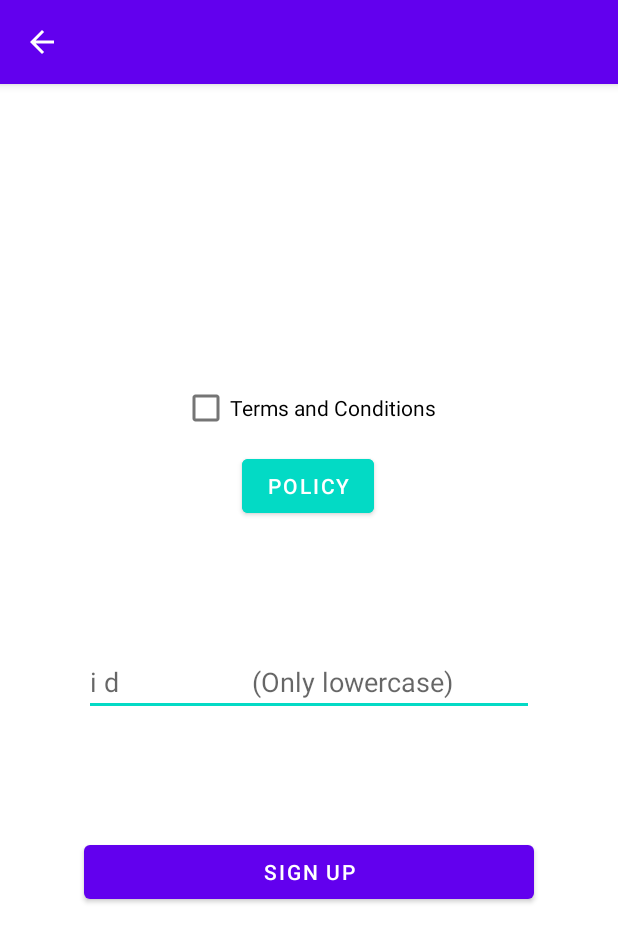
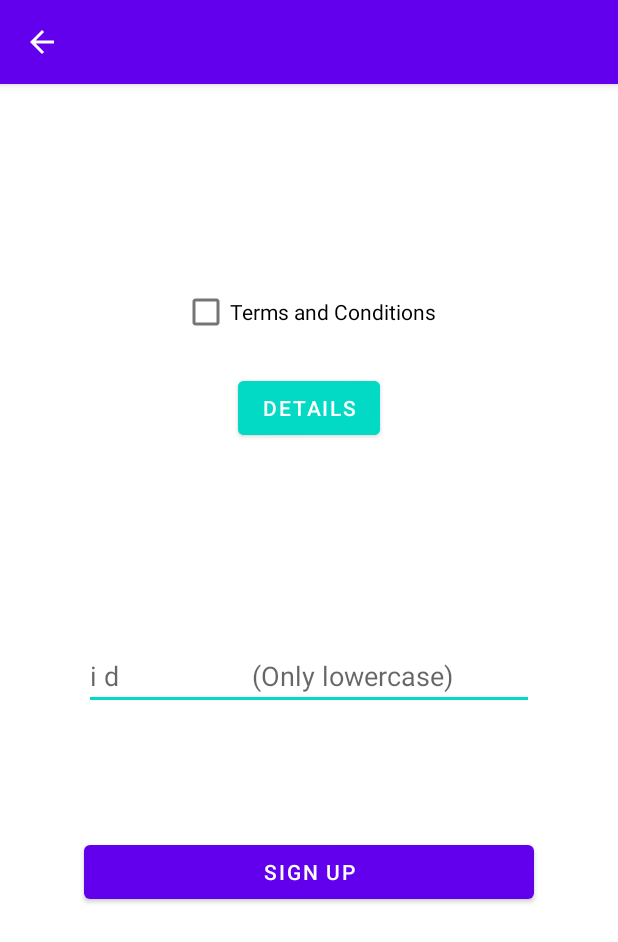
Before and after one commit to devLupin/Face-Recognition, an Android app: the SignupActivity screen opened directly, with no data from a screen before it, on a phone screen of 412 x 824 dp. Shown: the top 942 px of the screen. Run offline under Robolectric (Android 15) with nearby library versions, the phone set to English and light mode, and no system bars.

Commit message:
Add Terms and Conditions layout

```diff
--- a/app/src/main/res/layout/activity_signup.xml
+++ b/app/src/main/res/layout/activity_signup.xml
@@ -6,26 +6,39 @@
     android:layout_height="match_parent"
     tools:context=".SignupActivity">
 
-    <CheckBox
-        android:id="@+id/terms_conditions"
-        android:layout_width="wrap_content"
-        android:layout_height="wrap_content"
-        android:layout_marginTop="192dp"
-        android:text="Terms and Conditions"
-        app:layout_constraintEnd_toEndOf="parent"
-        app:layout_constraintStart_toStartOf="parent"
-        app:layout_constraintTop_toTopOf="parent" />
 
     <EditText
         android:id="@+id/id_txt"
         android:layout_width="300dp"
         android:layout_height="wrap_content"
         android:layout_marginStart="8dp"
-        android:layout_marginTop="184dp"
+        android:layout_marginTop="180dp"
         android:layout_marginEnd="8dp"
         android:ems="10"
         android:hint="i d                   (Only lowercase)"
         android:inputType="textPersonName"
+        app:layout_constraintEnd_toEndOf="@+id/policy_btn"
+        app:layout_constraintHorizontal_bias="0.502"
+        app:layout_constraintStart_toStartOf="@+id/policy_btn"
+        app:layout_constraintTop_toTopOf="@+id/policy_btn" />
+
+    <CheckBox
+        android:id="@+id/terms_conditions"
+        android:layout_width="wrap_content"
+        android:layout_height="wrap_content"
+        android:layout_marginTop="128dp"
+        android:text="Terms and Conditions"
+        app:layout_constraintEnd_toEndOf="parent"
+        app:layout_constraintStart_toStartOf="parent"
+        app:layout_constraintTop_toTopOf="parent" />
+
+    <Button
+        android:id="@+id/policy_btn"
+        android:layout_width="wrap_content"
+        android:layout_height="wrap_content"
+        android:layout_marginTop="64dp"
+        android:backgroundTint="#FF03DAC5"
+        android:text="details"
         app:layout_constraintEnd_toEndOf="@+id/terms_conditions"
         app:layout_constraintStart_toStartOf="@+id/terms_conditions"
         app:layout_constraintTop_toTopOf="@+id/terms_conditions" />
@@ -34,23 +47,11 @@
         android:id="@+id/sign_up_btn"
         android:layout_width="0dp"
         android:layout_height="wrap_content"
-        android:layout_marginTop="80dp"
+        android:layout_marginTop="84dp"
         android:text="Sign up"
         app:layout_constraintEnd_toEndOf="@+id/id_txt"
+        app:layout_constraintHorizontal_bias="0.0"
         app:layout_constraintStart_toStartOf="@+id/id_txt"
         app:layout_constraintTop_toBottomOf="@+id/id_txt" />
 
-    <Button
-        android:id="@+id/policy_btn"
-        android:layout_width="wrap_content"
-        android:layout_height="wrap_content"
-        android:layout_marginTop="4dp"
-        android:text="policy"
-        android:backgroundTint="#FF03DAC5"
-        app:layout_constraintEnd_toEndOf="@+id/terms_conditions"
-        app:layout_constraintHorizontal_bias="0.493"
-        app:layout_constraintRight_toRightOf="parent"
-        app:layout_constraintStart_toStartOf="@+id/terms_conditions"
-        app:layout_constraintTop_toBottomOf="@+id/terms_conditions" />
-
 </androidx.constraintlayout.widget.ConstraintLayout>
```
Also changed, not shown: app/src/main/AndroidManifest.xml (+5 -2 lines), app/src/main/java/com/example/aquisition/SigninActivity.java (+11 -6 lines), app/src/main/java/com/example/aquisition/SignupActivity.java (+3 -40 lines), app/src/main/java/com/example/aquisition/Terms_and_conditions.java (added, +125 -0 lines), app/src/main/res/layout/activity_terms_and_conditions.xml (added, +83 -0 lines).
